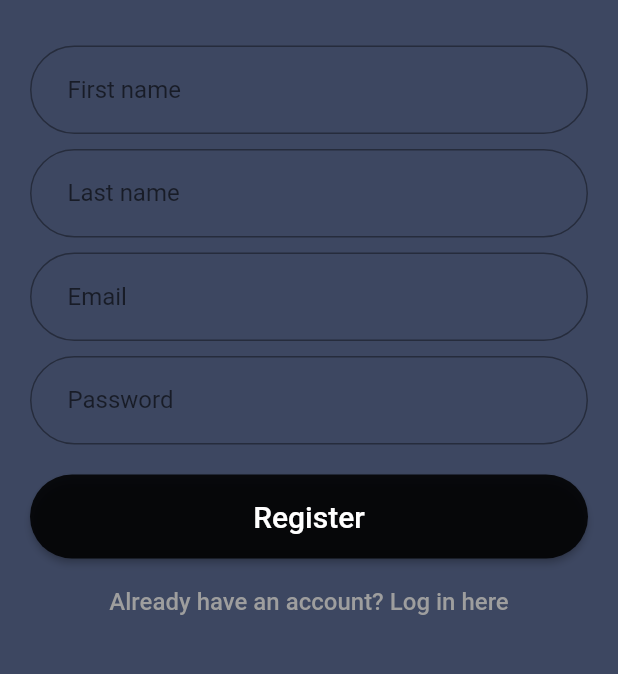
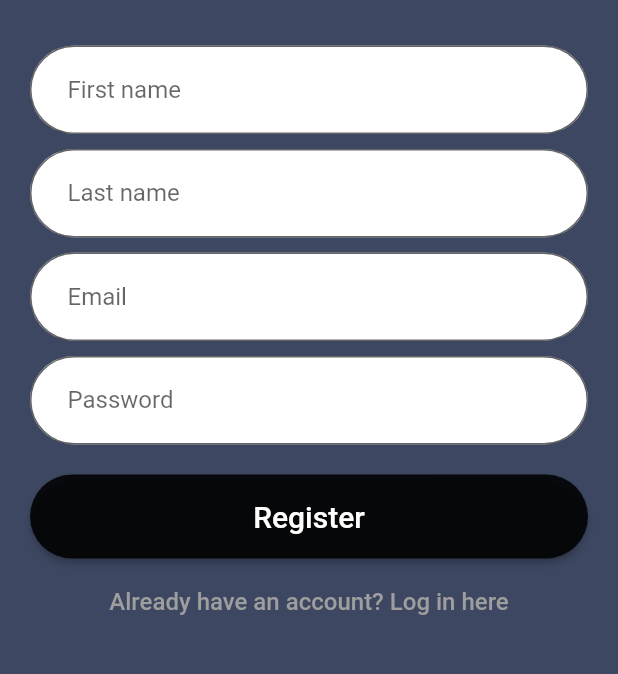
Before and after one commit to BYUCS452F2021/PennyTrax, a Flutter app: the screen it shows after launch, after a tap on an icon or button, on a phone screen of 412 x 824 dp, the part 377-1051 px from its top. Run offline on Flutter 3.47's test engine with Material 2 defaults, Android fonts, the phone set to English and light mode, and no system bars; network calls fail.

Commit message:
More changes on frontend

```diff
--- a/frontend/lib/view/login_page.dart
+++ b/frontend/lib/view/login_page.dart
@@ -29,6 +29,8 @@ class _LoginPageState extends State<LoginPage> {
         keyboardType: TextInputType.emailAddress,
         decoration: InputDecoration(
             hintText: 'Email',
+            fillColor: Colors.white,
+            filled: true,
             contentPadding: EdgeInsets.symmetric(horizontal: 25, vertical: 20),
             border:
                 OutlineInputBorder(borderRadius: BorderRadius.circular(50.0))),
@@ -42,6 +44,8 @@ class _LoginPageState extends State<LoginPage> {
         obscureText: true,
         decoration: InputDecoration(
             hintText: 'Password',
+            fillColor: Colors.white,
+            filled: true,
             contentPadding: EdgeInsets.symmetric(horizontal: 25, vertical: 20),
             border:
                 OutlineInputBorder(borderRadius: BorderRadius.circular(50.0))),
--- a/frontend/lib/view/register_page.dart
+++ b/frontend/lib/view/register_page.dart
@@ -32,6 +32,8 @@ class _RegisterPageState extends State<RegisterPage> {
         keyboardType: TextInputType.emailAddress,
         decoration: InputDecoration(
             hintText: 'First name',
+            fillColor: Colors.white,
+            filled: true,
             contentPadding: EdgeInsets.symmetric(horizontal: 25, vertical: 20),
             border:
                 OutlineInputBorder(borderRadius: BorderRadius.circular(50.0))),
@@ -45,6 +47,8 @@ class _RegisterPageState extends State<RegisterPage> {
         keyboardType: TextInputType.emailAddress,
         decoration: InputDecoration(
             hintText: 'Last name',
+            fillColor: Colors.white,
+            filled: true,
             contentPadding: EdgeInsets.symmetric(horizontal: 25, vertical: 20),
             border:
                 OutlineInputBorder(borderRadius: BorderRadius.circular(50.0))),
@@ -58,6 +62,8 @@ class _RegisterPageState extends State<RegisterPage> {
         keyboardType: TextInputType.emailAddress,
         decoration: InputDecoration(
             hintText: 'Email',
+            fillColor: Colors.white,
+            filled: true,
             contentPadding: EdgeInsets.symmetric(horizontal: 25, vertical: 20),
             border:
                 OutlineInputBorder(borderRadius: BorderRadius.circular(50.0))),
@@ -72,6 +78,8 @@ class _RegisterPageState extends State<RegisterPage> {
         obscureText: true,
         decoration: InputDecoration(
             hintText: 'Password',
+            fillColor: Colors.white,
+            filled: true,
             contentPadding: EdgeInsets.symmetric(horizontal: 25, vertical: 20),
             border:
                 OutlineInputBorder(borderRadius: BorderRadius.circular(50.0))),
```
